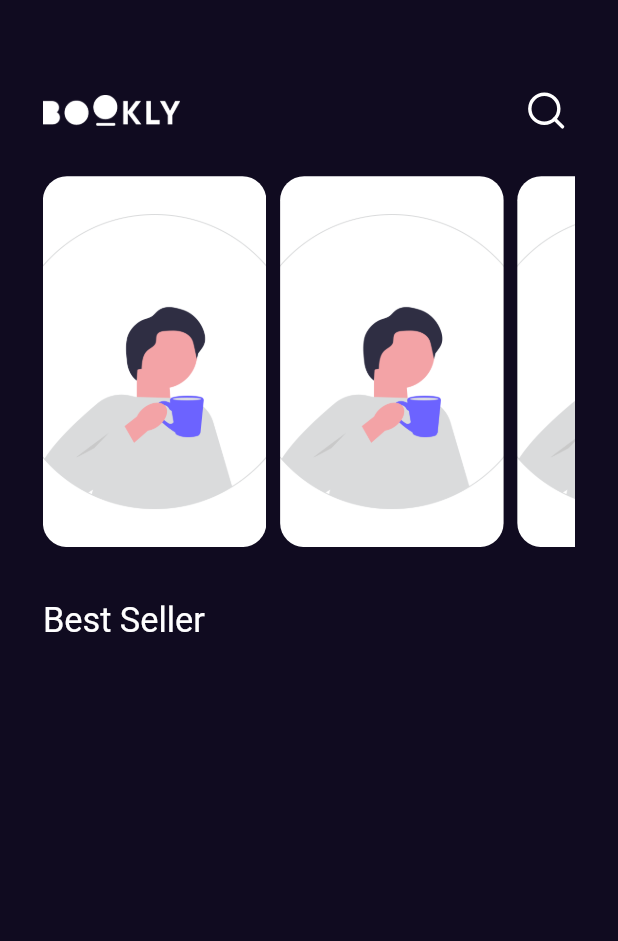
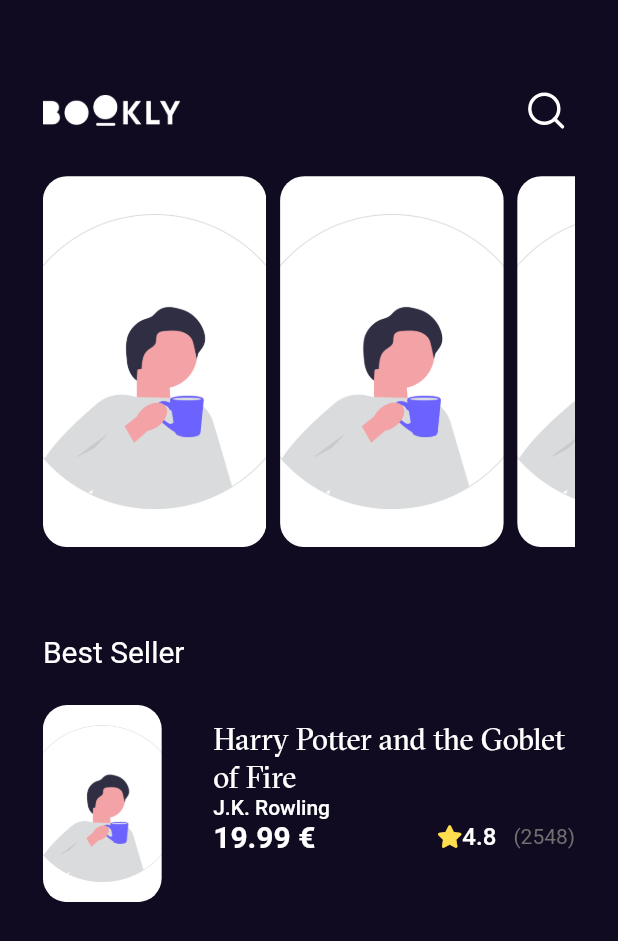
Before and after one commit to Mohammed-AboLEneen/Bookly, a Flutter app: the screen it shows after launch, on a phone screen of 412 x 824 dp. Shown: the top 941 px of the screen. Run offline on Flutter 3.47's test engine with Material 2 defaults, Android fonts, the phone set to English and light mode, and no system bars; our stand-ins replace flutter_screenutil, flutter_svg, font_awesome_flutter, get, google_fonts.

Commit message:
add list view item test and some text styles

```diff
--- a/lib/constants.dart
+++ b/lib/constants.dart
@@ -1 +1,2 @@
 String font1 = 'Tektur';
+String font2 = 'Sectra';
--- a/lib/core/utils/assets.dart
+++ b/lib/core/utils/assets.dart
@@ -1,4 +1,5 @@
 class AssetsClass{
 
   static String logoImage = 'assets/images/Logo.png';
+  static String searchIconImage = 'assets/images/search.svg';
 }
--- /dev/null
+++ b/lib/core/utils/styles.dart
@@ -0,0 +1,20 @@
+import 'package:flutter/cupertino.dart';
+
+import '../../constants.dart';
+
+class BooklyStyles {
+  static TextStyle textStyle30 =
+      TextStyle(fontSize: 30, fontWeight: FontWeight.normal, fontFamily: font2);
+
+  static const textStyle20 =
+      TextStyle(fontSize: 20, fontWeight: FontWeight.normal);
+
+  static const textStyle18 =
+      TextStyle(fontSize: 18, fontWeight: FontWeight.w600);
+
+  static const textStyle16 =
+      TextStyle(fontSize: 16, fontWeight: FontWeight.w500);
+
+  static const textStyle14 =
+      TextStyle(fontSize: 14, fontWeight: FontWeight.normal);
+}
--- a/lib/features/home/presentation/view/widgets/home_body.dart
+++ b/lib/features/home/presentation/view/widgets/home_body.dart
@@ -1,9 +1,12 @@
+import 'package:bookly/constants.dart';
 import 'package:bookly/core/utils/assets.dart';
+import 'package:bookly/core/utils/styles.dart';
 import 'package:bookly/features/home/presentation/view/widgets/search_icon.dart';
 import 'package:bookly/features/home/presentation/view/widgets/top_list_view.dart';
+import 'package:bookly/features/home/presentation/view/widgets/top_list_view_item.dart';
 import 'package:flutter/material.dart';
 import 'package:flutter_screenutil/flutter_screenutil.dart';
-
+import 'package:font_awesome_flutter/font_awesome_flutter.dart';
 
 class HomeViewBody extends StatelessWidget {
   const HomeViewBody({super.key});
@@ -11,39 +14,95 @@ class HomeViewBody extends StatelessWidget {
   @override
   Widget build(BuildContext context) {
     return Scaffold(
-
       body: Padding(
         padding: EdgeInsets.symmetric(vertical: 45.0.h, horizontal: 25.w),
         child: Column(
-
           crossAxisAlignment: CrossAxisAlignment.start,
           children: [
-
             Row(
-
               children: [
-
                 SizedBox(
-
                   width: 80.w,
-                  height:20.h,
+                  height: 20.h,
                   child: Image.asset(AssetsClass.logoImage),
                 ),
                 const Spacer(),
                 const SearchSvgIcon(),
               ],
             ),
-            SizedBox(height: 20.h,),
             SizedBox(
-              height: MediaQuery
-                  .of(context)
-                  .size
-                  .height * .3,
+              height: 20.h,
+            ),
+            SizedBox(
+              height: MediaQuery.of(context).size.height * .3,
               child: const TopListView(),
             ),
-
-            SizedBox(height: 30.h,),
-            Text('Best Seller', style: TextStyle(fontSize: 20.sp,),),
+            SizedBox(
+              height: 49.h,
+            ),
+            const Text('Best Seller', style: BooklyStyles.textStyle20),
+            SizedBox(
+              height: 20.h,
+            ),
+            SizedBox(
+              height: 110.h,
+              width: MediaQuery.of(context).size.width * .9,
+              child: Row(
+                children: [
+                  const ListViewItem(),
+                  SizedBox(
+                    width: 30.w,
+                  ),
+                  Expanded(
+                    child: Padding(
+                      padding: const EdgeInsets.only(top: 10.0),
+                      child: Column(
+                        crossAxisAlignment: CrossAxisAlignment.start,
+                        children: [
+                          Text('Harry Potter and the Goblet of Fire',
+                              style: BooklyStyles.textStyle20
+                                  .copyWith(fontFamily: font2)),
+                          SizedBox(
+                            width: 3.w,
+                          ),
+                          Text('J.K. Rowling',
+                              style: BooklyStyles.textStyle14
+                                  .copyWith(fontWeight: FontWeight.w500)),
+                          Row(
+                            children: [
+                              Text(
+                                '19.99 €',
+                                style: BooklyStyles.textStyle20
+                                    .copyWith(fontWeight: FontWeight.bold),
+                              ),
+                              const Spacer(),
+                              const FaIcon(
+                                FontAwesomeIcons.solidStar,
+                                color: Color(0xffFFDD4F),
+                                size: 15,
+                              ),
+                              Text(
+                                '4.8',
+                                style: BooklyStyles.textStyle16
+                                    .copyWith(fontWeight: FontWeight.w500),
+                              ),
+                              SizedBox(
+                                width: 10.w,
+                              ),
+                              Text(
+                                '(2548)',
+                                style: BooklyStyles.textStyle14
+                                    .copyWith(color: const Color(0xff707070)),
+                              ),
+                            ],
+                          )
+                        ],
+                      ),
+                    ),
+                  )
+                ],
+              ),
+            )
           ],
         ),
       ),
--- a/lib/features/home/presentation/view/widgets/search_icon.dart
+++ b/lib/features/home/presentation/view/widgets/search_icon.dart
@@ -1,7 +1,7 @@
-import 'package:flutter/cupertino.dart';
 import 'package:flutter/material.dart';
 import 'package:flutter_screenutil/flutter_screenutil.dart';
 import 'package:flutter_svg/svg.dart';
+import '../../../../../core/utils/assets.dart';
 
 class SearchSvgIcon extends StatelessWidget {
   const SearchSvgIcon({super.key});
@@ -24,7 +24,7 @@ class SearchSvgIcon extends StatelessWidget {
             width: 25.w,
             height: 25.h,
             child: SvgPicture.asset(
-              'assets/images/search.svg',
+              AssetsClass.searchIconImage,
 
             ),
           ),
--- a/lib/features/home/presentation/view/widgets/top_list_view.dart
+++ b/lib/features/home/presentation/view/widgets/top_list_view.dart
@@ -1,5 +1,6 @@
 import 'package:bookly/features/home/presentation/view/widgets/top_list_view_item.dart';
 import 'package:flutter/cupertino.dart';
+import 'package:flutter_screenutil/flutter_screenutil.dart';
 
 class TopListView extends StatelessWidget {
   const TopListView({super.key});
@@ -7,7 +8,10 @@ class TopListView extends StatelessWidget {
   @override
   Widget build(BuildContext context) {
     return ListView.builder(
-      itemBuilder: (context, index) => const TopListViewItem(),
+      itemBuilder: (context, index) => Padding(
+        padding: EdgeInsets.only(right: 8.0.w),
+        child: const ListViewItem(),
+      ),
       scrollDirection: Axis.horizontal,
       itemCount: 10,
     );
--- a/lib/features/home/presentation/view/widgets/top_list_view_item.dart
+++ b/lib/features/home/presentation/view/widgets/top_list_view_item.dart
@@ -1,14 +1,12 @@
 import 'package:flutter/cupertino.dart';
 import 'package:flutter_screenutil/flutter_screenutil.dart';
 
-class TopListViewItem extends StatelessWidget {
-  const TopListViewItem({super.key});
+class ListViewItem extends StatelessWidget {
+  const ListViewItem({super.key});
 
   @override
   Widget build(BuildContext context) {
-    return Padding(
-      padding: EdgeInsets.only(right: 8.0.w),
-      child: AspectRatio(
+    return AspectRatio(
       aspectRatio: 135 / 224,
       child: ClipRRect(
 
@@ -18,7 +16,6 @@ class TopListViewItem extends StatelessWidget {
             'assets/images/undraw_Drink_coffee_v3au.png', fit: BoxFit.cover,
           )
       ),
-      ),
     );
   }
 }
--- a/pubspec.yaml
+++ b/pubspec.yaml
@@ -88,6 +88,10 @@ flutter:
     - family: Tektur
       fonts:
         - asset: assets/fonts/Tektur-VariableFont_wdth,wght.ttf
+
+    - family: Sectra
+      fonts:
+        - asset: assets/fonts/GT Sectra Fine Regular.ttf
   #   - family: Trajan Pro
   #     fonts:
   #       - asset: fonts/TrajanPro.ttf
```
Also changed, not shown: lib/features/splash/presentation/view/widgets/splash_body.dart (+8 -19 lines), assets/fonts/GT Sectra Fine Regular.ttf (added). Lines whose indentation alone changed are shown as unchanged.
